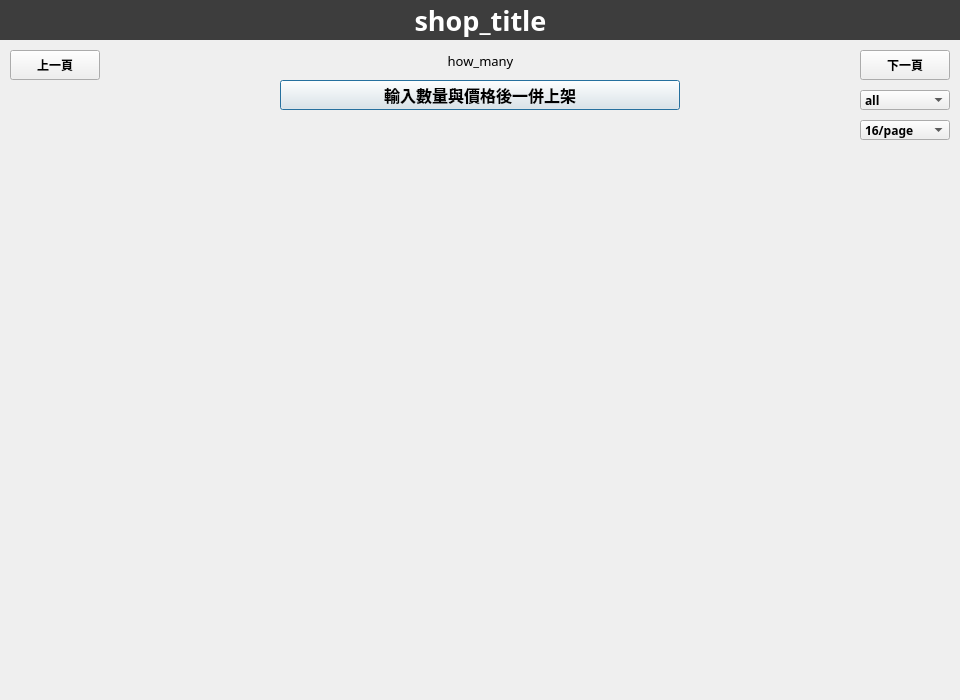
The window that ui/addgoods_list.ui (freefrit/AOOP_DogeShop) describes before a commit, drawn with Qt 5.
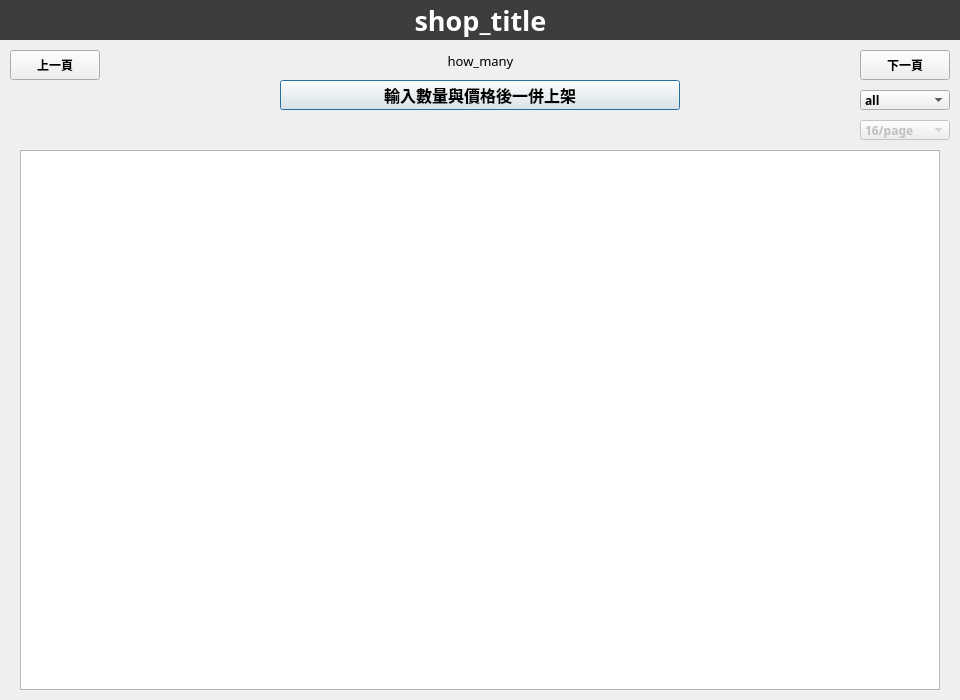
The same window after the commit.

Commit message: addgood_list window format prototype

The edit to the form file:
```diff
--- a/ui/addgoods_list.ui
+++ b/ui/addgoods_list.ui
@@ -89,28 +89,6 @@
     <set>Qt::AlignCenter</set>
    </property>
   </widget>
-  <widget class="QWidget" name="gridLayoutWidget_4">
-   <property name="geometry">
-    <rect>
-     <x>490</x>
-     <y>150</y>
-     <width>461</width>
-     <height>531</height>
-    </rect>
-   </property>
-   <layout class="QGridLayout" name="right_gridLayout"/>
-  </widget>
-  <widget class="QWidget" name="gridLayoutWidget_5">
-   <property name="geometry">
-    <rect>
-     <x>11</x>
-     <y>151</y>
-     <width>461</width>
-     <height>531</height>
-    </rect>
-   </property>
-   <layout class="QGridLayout" name="left_gridLayout"/>
-  </widget>
   <widget class="QPushButton" name="previous_page">
    <property name="geometry">
     <rect>
@@ -198,6 +176,9 @@
    </item>
   </widget>
   <widget class="QComboBox" name="rownum_box">
+   <property name="enabled">
+    <bool>false</bool>
+   </property>
    <property name="geometry">
     <rect>
      <x>860</x>
@@ -232,6 +213,27 @@
     </property>
    </item>
   </widget>
+  <widget class="QGraphicsView" name="graphicsView">
+   <property name="geometry">
+    <rect>
+     <x>20</x>
+     <y>150</y>
+     <width>920</width>
+     <height>540</height>
+    </rect>
+   </property>
+  </widget>
+  <widget class="QWidget" name="gridLayoutWidget_5">
+   <property name="geometry">
+    <rect>
+     <x>30</x>
+     <y>160</y>
+     <width>901</width>
+     <height>521</height>
+    </rect>
+   </property>
+   <layout class="QGridLayout" name="gridLayout"/>
+  </widget>
  </widget>
  <resources/>
  <connections/>
```
The commit also changes 6 other files.
